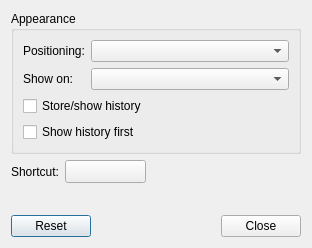
This is configuredialog/configuredialog.ui in lxqt/lxqt-runner as Qt 5 draws it before an edit. The edited form follows.
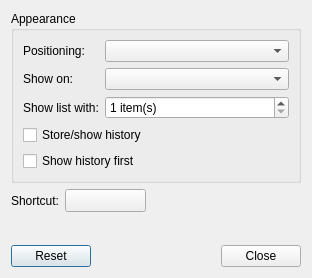
This is the edited form. Custom widgets are drawn as their Qt base class.

Commit message: ui: Add option to show particular count of items

Diff of the .ui file:
```diff
--- a/configuredialog/configuredialog.ui
+++ b/configuredialog/configuredialog.ui
@@ -7,7 +7,7 @@
     <x>0</x>
     <y>0</y>
     <width>312</width>
-    <height>248</height>
+    <height>278</height>
    </rect>
   </property>
   <property name="windowTitle">
@@ -40,20 +40,40 @@
       <item row="1" column="1">
        <widget class="QComboBox" name="monitorCbx"/>
       </item>
-      <item row="3" column="0" colspan="2">
+      <item row="4" column="0" colspan="2">
        <widget class="QCheckBox" name="historyFirstCb">
         <property name="text">
          <string>Show history first</string>
         </property>
        </widget>
       </item>
-      <item row="2" column="0" colspan="2">
+      <item row="3" column="0" colspan="2">
        <widget class="QCheckBox" name="historyUseCb">
         <property name="text">
          <string>Store/show history</string>
         </property>
        </widget>
       </item>
+      <item row="2" column="0">
+       <widget class="QLabel" name="label_4">
+        <property name="toolTip">
+         <string>&lt;b&gt;Note&lt;/b&gt;: The size of top-level widgets are constrained to 2/3 of the desktop's height and width.</string>
+        </property>
+        <property name="text">
+         <string>Show list with:</string>
+        </property>
+       </widget>
+      </item>
+      <item row="2" column="1">
+       <widget class="QSpinBox" name="listShownItemsSB">
+        <property name="suffix">
+         <string> item(s)</string>
+        </property>
+        <property name="minimum">
+         <number>1</number>
+        </property>
+       </widget>
+      </item>
      </layout>
     </widget>
    </item>
```
The commit also changes 4 other files.
